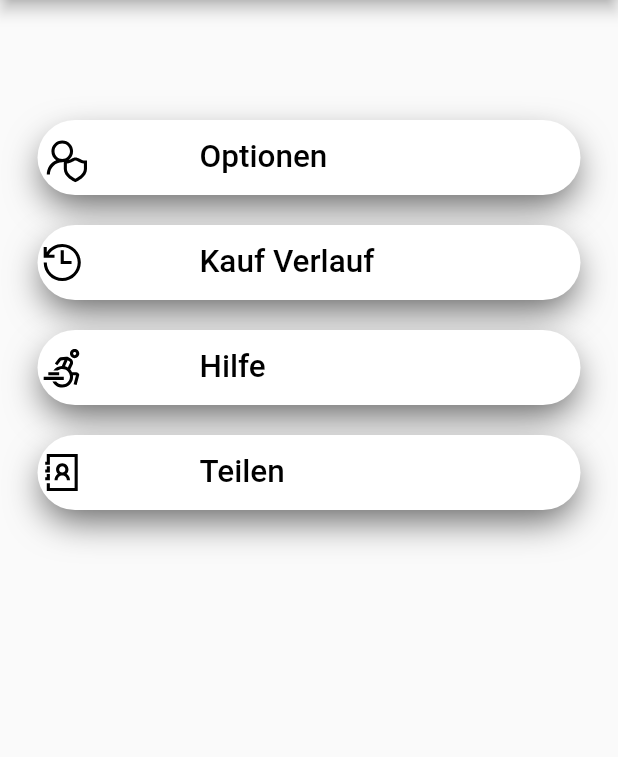
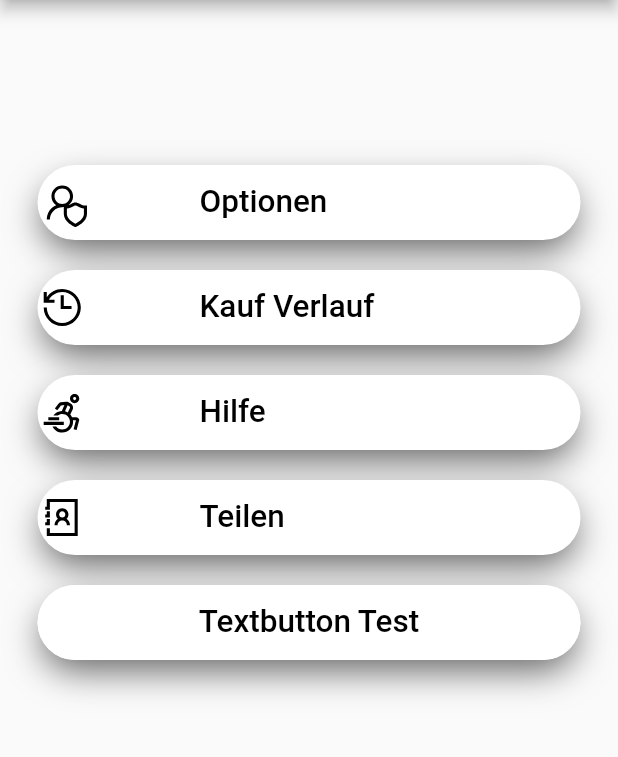
Before and after one commit to dimitarKolev99/flutter_project, a Flutter app: the ProfilePage screen opened directly, on a phone screen of 412 x 824 dp, the part 84-841 px from its top. Run offline on Flutter 3.47's test engine with Material 2 defaults, Android fonts, the phone set to English and light mode, and no system bars; our stand-ins replace line_awesome_flutter, shared_preferences; accounts and stored records are empty; network calls fail.

Commit message:
added 1 clickable button to profile

```diff
--- a/lib/view/profile.dart
+++ b/lib/view/profile.dart
@@ -152,10 +152,10 @@ class _ProfilePageState extends State<ProfilePage> {
           ]),
       body: Column(
         children: <Widget>[
-          SizedBox(height: 20),
+          SizedBox(height: 100),
           Expanded(
             child: ListView(
-              padding: EdgeInsets.only(top: 50),
+              //padding: EdgeInsets.only(top: 50),
               children: <Widget>[
                 ProfileListItem(
                   icon: LineAwesomeIcons.user_shield,
@@ -173,54 +173,48 @@ class _ProfilePageState extends State<ProfilePage> {
                   icon: LineAwesomeIcons.address_book,
                   text: "Teilen",
                 ),
+              Container(
+                height: 50,
+                margin: EdgeInsets.symmetric(horizontal: 25, vertical: 10),
+                decoration: BoxDecoration(
+                  borderRadius: BorderRadius.circular(33),
+                  boxShadow: [
+                    BoxShadow(
+                      color: Colors.black.withOpacity(0.6),
+                      offset: Offset(
+                        0.0,
+                        10.0,
+                      ),
+                      blurRadius: 20.0,
+                      spreadRadius: -3.0,
+                    ),
+                  ],
+                  color: Colors.white,
+                ),
+                child:
+                TextButton(
+                  onPressed: () {},
+                  style: ButtonStyle(
+                      backgroundColor: MaterialStateProperty.all(Colors.white),
+                      foregroundColor: MaterialStateProperty.all(Colors.black),
+                    shape: MaterialStateProperty.all<RoundedRectangleBorder>(
+                        RoundedRectangleBorder(
+                            borderRadius: BorderRadius.circular(33),
+                            //side: BorderSide(color: Colors.black)
+                        )
+                    ),
+                      textStyle: MaterialStateProperty.all(TextStyle(
+                        fontSize: 21,
+                        fontWeight: FontWeight.w500,
+                      ))),
+                  child: Text("Textbutton Test"),
+                ),
+              )
               ],
             )
           )
         ]
       )
-
-
-
-      /*
-        Container(
-        padding: EdgeInsets.symmetric(vertical: 100),
-        child: Column(
-          children: [
-            SizedBox(
-            width: double.infinity,
-            child: TextButton(
-              onPressed: () {},
-              style: ButtonStyle(
-                  backgroundColor: MaterialStateProperty.all(Colors.blue),
-                  foregroundColor: MaterialStateProperty.all(Colors.white),
-                  padding: MaterialStateProperty.all(
-                      EdgeInsets.symmetric(vertical: 25)),
-                  textStyle: MaterialStateProperty.all(TextStyle(
-                    fontSize: 18,
-                    fontWeight: FontWeight.w700,
-                  ))),
-              child: Text("Suchverlauf"),
-            ),
-          ),
-            SizedBox(
-              width: double.infinity,
-              child: TextButton(
-                onPressed: () {},
-                style: ButtonStyle(
-                    backgroundColor: MaterialStateProperty.all(Colors.blue),
-                    foregroundColor: MaterialStateProperty.all(Colors.white),
-                    padding: MaterialStateProperty.all(
-                        EdgeInsets.symmetric(vertical: 25)),
-                    textStyle: MaterialStateProperty.all(TextStyle(
-                      fontSize: 18,
-                      fontWeight: FontWeight.w700,
-                    ))),
-                child: Text("Hilfe"),
-              ),
-            ),
-          ],
-        ),
-      ),*/
     );
   }
 }
@@ -272,6 +266,4 @@ class ProfileListItem extends StatelessWidget{
       ),
     );
   }
-
-
 }
```
